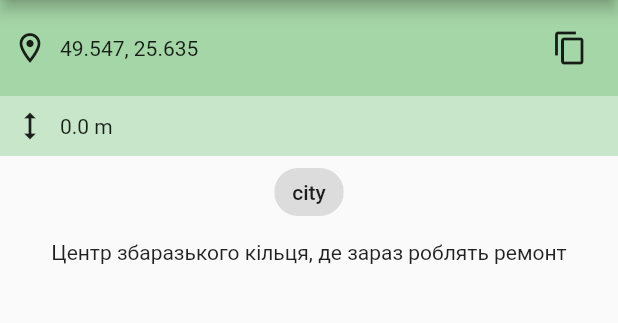
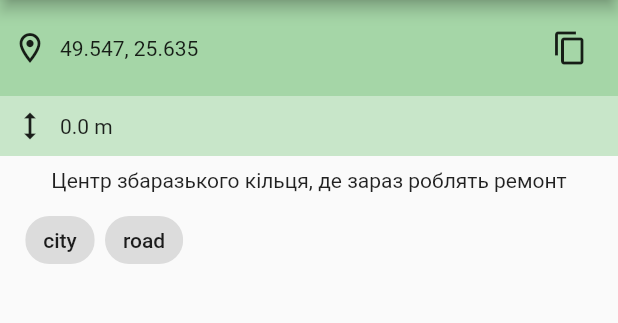
Before and after one commit to obywan/save_the_place2, a Flutter app: the PlaceDetailsScreen screen opened directly with sample values from the repository, on a phone screen of 412 x 824 dp, the part 84-407 px from its top. Run offline on Flutter 3.47's test engine with Material 2 defaults, Android fonts, the phone set to English and light mode, and no system bars; our stand-ins replace bloc, cloud_firestore, dotted_border, firebase_auth, firebase_core, flutter_bloc and 5 more; missing offline and left inert: cloud_firestore_web, firebase_auth_web, firebase_core_web, geolocator_web, google_sign_in_web, i69n and 3 more; accounts and stored records are empty.

Commit message:
tags in place details

```diff
--- a/lib/ui/screens/place_details_screen.dart
+++ b/lib/ui/screens/place_details_screen.dart
@@ -49,15 +49,31 @@ class PlaceDetailsScreen extends StatelessWidget {
               ),
               color: Colors.green.shade100,
             ),
-            Chip(label: Text(place.tags[0])),
             Padding(
               padding: const EdgeInsets.symmetric(horizontal: 16, vertical: 8),
               child: Text(place.description),
+            ),
+            Padding(
+              padding: const EdgeInsets.only(left: 16),
+              child: Row(
+                children: [
+                  ...place.tags.map(
+                    (e) => _getTagChip(e),
+                  )
+                ],
+              ),
             ),
             _getImage(place.imagePath, context)
           ],
         ),
       ),
+    );
+  }
+
+  Padding _getTagChip(String e) {
+    return Padding(
+      padding: const EdgeInsets.only(right: 6.0),
+      child: Chip(label: Text(e)),
     );
   }
 
```
